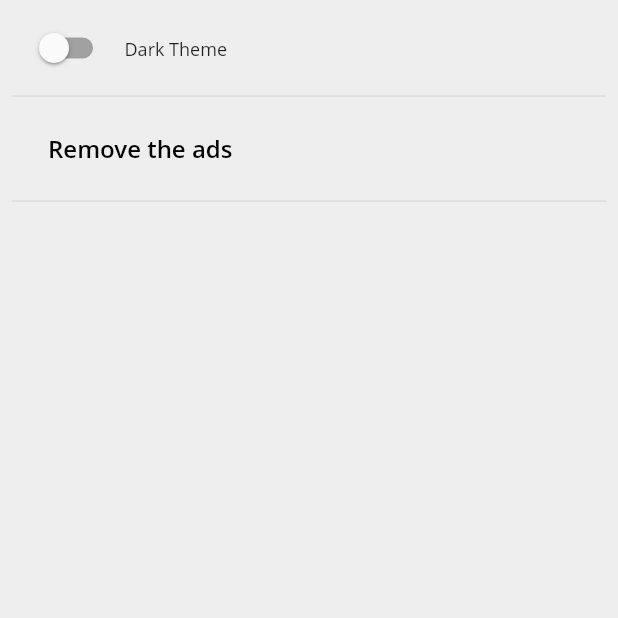
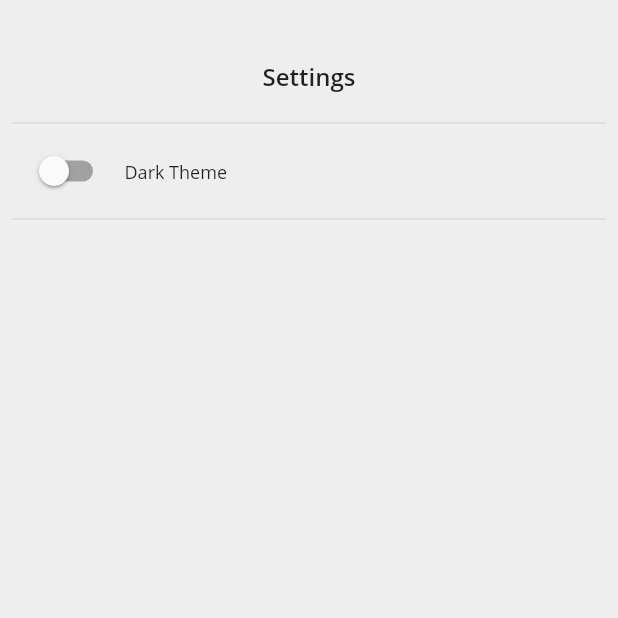
Before and after one commit to usavas/budgee, a Flutter app: the SettingsView screen opened directly, on a phone screen of 412 x 824 dp, the top half of it. Run offline on Flutter 3.47's test engine with Material 2 defaults, Android fonts, the phone set to English and light mode, and no system bars; our stand-ins replace auto_size_text, charts_flutter, in_app_purchase, pie_chart, shared_preferences, sqflite; missing offline and left inert: admob_flutter; accounts and stored records are empty; Roboto replaces fonts that are missing (Open Sans); statements that could not run were skipped; project files that could hold a hidden picture were left out.

Commit message:
cancel remove ads option in settings because of the bug

```diff
--- a/lib/UI/screens/settings/settings_view.dart
+++ b/lib/UI/screens/settings/settings_view.dart
@@ -25,8 +25,8 @@ class _SettingsViewState extends State<SettingsView> {
 
   @override
   Widget build(BuildContext context) {
-    final themeChange = Provider.of<DarkThemeProvider>(context);
-    final inAppPurchaseProvider = Provider.of<InAppPurchaseProvider>(context);
+    final themeProvider = Provider.of<DarkThemeProvider>(context);
+    // final inAppPurchaseProvider = Provider.of<InAppPurchaseProvider>(context);
 
     return Scaffold(
       body: SafeArea(
@@ -34,12 +34,21 @@ class _SettingsViewState extends State<SettingsView> {
           padding: const EdgeInsets.all(8.0),
           child: Column(children: <Widget>[
             Padding(
+                padding:
+                    EdgeInsets.only(right: 8, left: 8, top: 32, bottom: 12),
+                child: Text(
+                  'Settings',
+                  style: Theme.of(context).textTheme.bodyText1,
+                  textAlign: TextAlign.center,
+                )),
+            Divider(),
+            Padding(
               padding: const EdgeInsets.symmetric(horizontal: 8.0),
               child: Row(mainAxisAlignment: MainAxisAlignment.start, children: [
                 Switch(
-                  value: themeChange.isDarkTheme,
+                  value: themeProvider.isDarkTheme,
                   onChanged: (bool value) {
-                    themeChange.isDarkTheme = !themeChange.isDarkTheme;
+                    themeProvider.isDarkTheme = !themeProvider.isDarkTheme;
                   },
                 ),
                 Padding(
@@ -49,21 +58,21 @@ class _SettingsViewState extends State<SettingsView> {
               ]),
             ),
             Divider(),
-            Padding(
-              padding: const EdgeInsets.symmetric(horizontal: 8.0),
-              child: Row(
-                children: <Widget>[
-                  FlatButton(
-                    child: Text('Remove the ads'),
-                    onPressed: () async {
-                      inAppPurchaseProvider
-                          .purchaseProduct(InAppPurchaseHelper.removeAdsId);
-                    },
-                  ),
-                ],
-              ),
-            ),
-            Divider(),
+            // Padding(
+            //   padding: const EdgeInsets.symmetric(horizontal: 8.0),
+            //   child: Row(
+            //     children: <Widget>[
+            //       FlatButton(
+            //         child: Text('Remove the ads'),
+            //         onPressed: () async {
+            //           inAppPurchaseProvider
+            //               .purchaseProduct(InAppPurchaseHelper.removeAdsId);
+            //         },
+            //       ),
+            //     ],
+            //   ),
+            // ),
+            // Divider(),
           ]),
         ),
       ),
```
